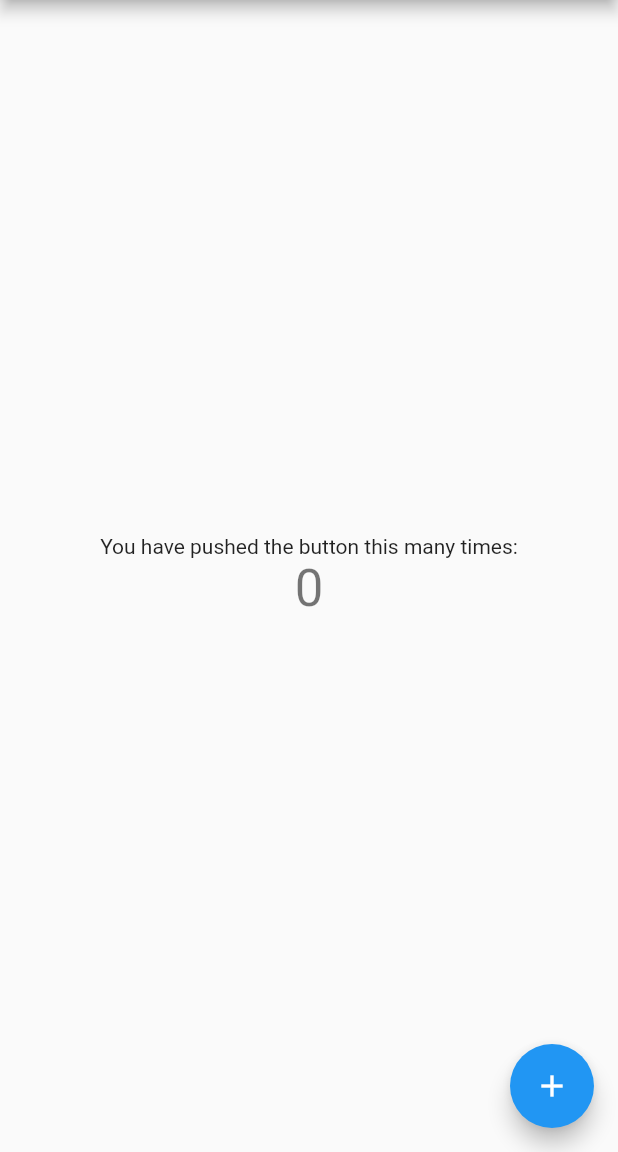
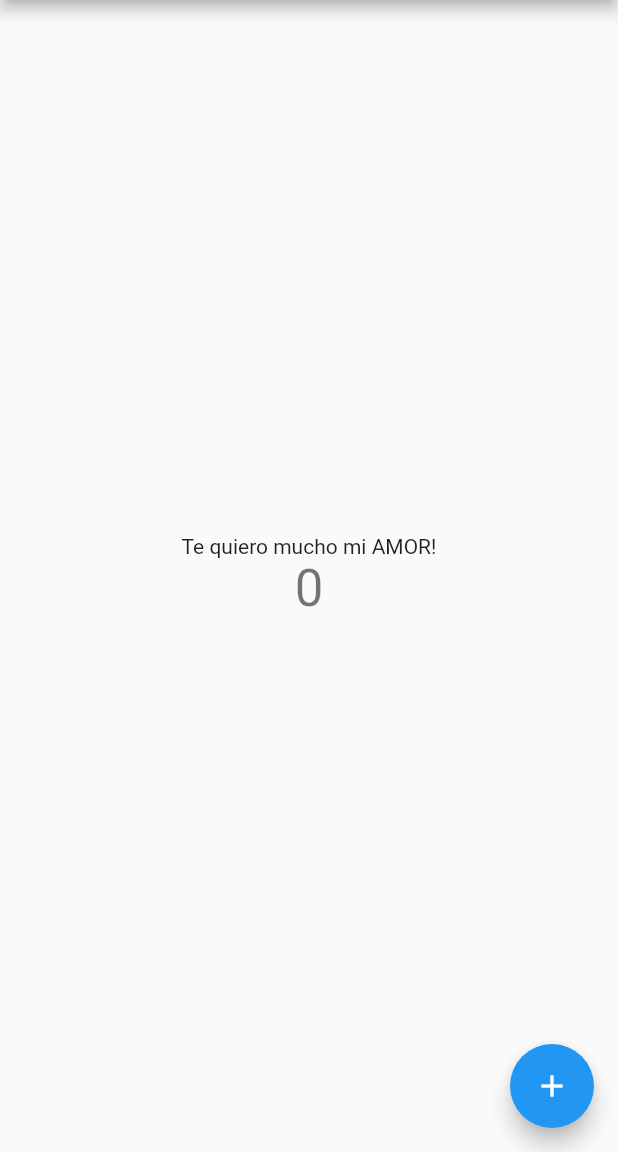
Before and after one commit to jonanv/appcontador_flutter, a Flutter app: the screen it shows after launch, on a phone screen of 412 x 824 dp, the part 84-1236 px from its top. Run offline on Flutter 3.47's test engine with Material 2 defaults, Android fonts, the phone set to English and light mode, and no system bars.

```diff
--- a/lib/main.dart
+++ b/lib/main.dart
@@ -92,7 +92,7 @@ class _MyHomePageState extends State<MyHomePage> {
           mainAxisAlignment: MainAxisAlignment.center,
           children: <Widget>[
             Text(
-              'You have pushed the button this many times:',
+              'Te quiero mucho mi AMOR!',
             ),
             Text(
               '$_counter',
```
Also changed, not shown: 2 other files.
